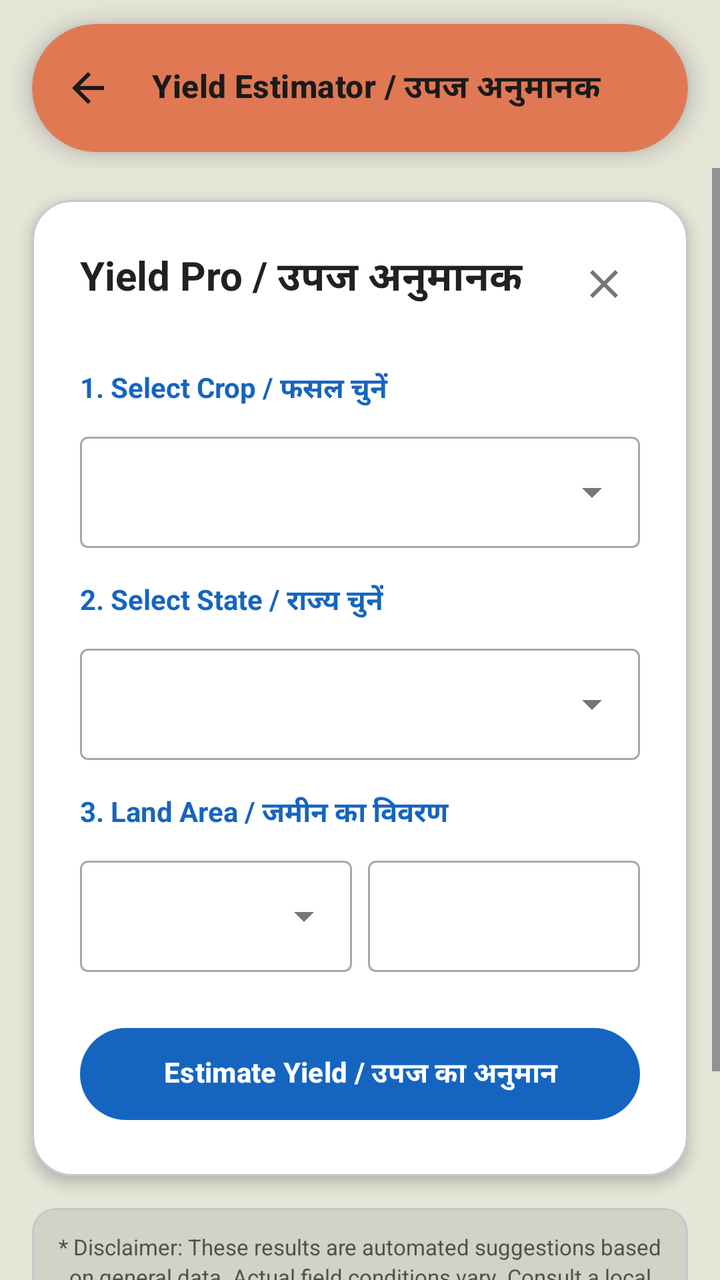
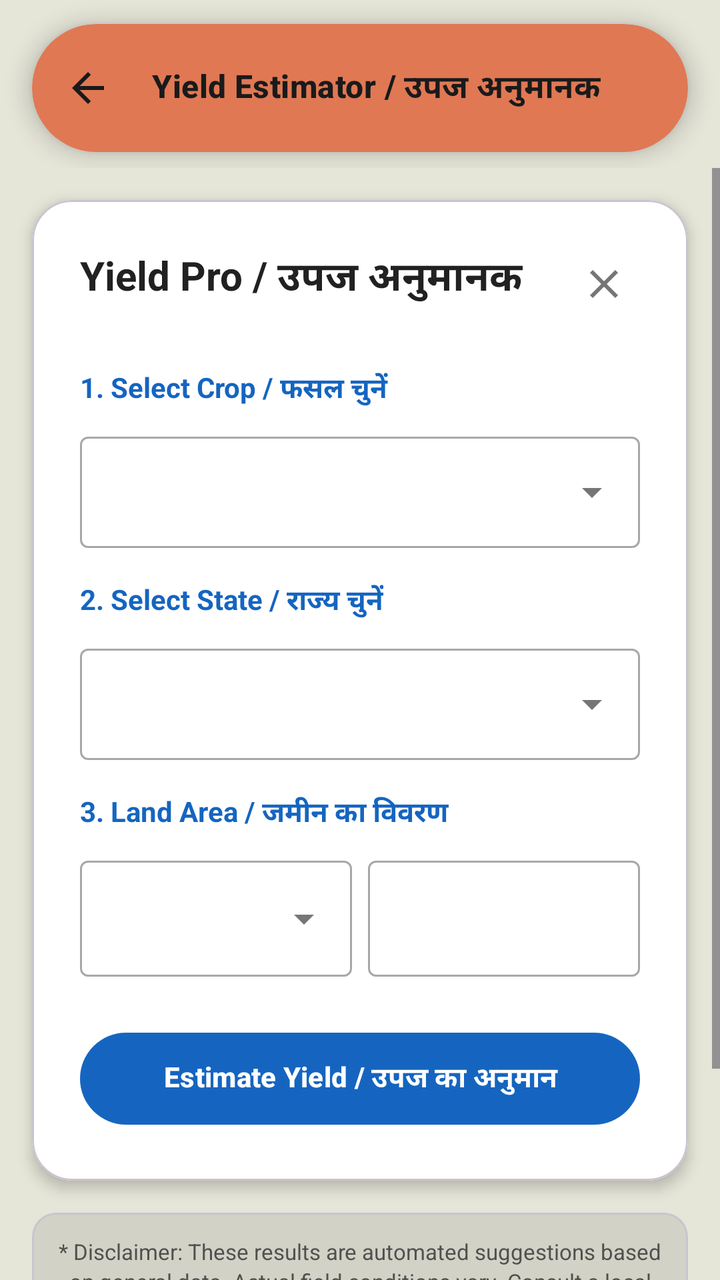

The first picture is an Android layout as it rendered before a commit; the second is the same layout after the commit. The layout source and the unified diff follow.
<!-- AndroidManifest.xml: application theme Theme.Jai_Kisan -->
<!-- res/layout/activity_yield_estimator.xml -->
<?xml version="1.0" encoding="utf-8"?>
<LinearLayout
    xmlns:android="http://schemas.android.com/apk/res/android"
    xmlns:app="http://schemas.android.com/apk/res-auto"
    android:id="@+id/root_view"
    android:layout_width="match_parent"
    android:layout_height="match_parent"
    android:orientation="vertical"
    android:background="#E5E5D8"
    android:fitsSystemWindows="true">

    <com.google.android.material.appbar.AppBarLayout
        android:layout_width="match_parent"
        android:layout_height="wrap_content"
        android:background="@android:color/transparent"
        app:elevation="0dp">

        <com.google.android.material.card.MaterialCardView
            android:layout_width="match_parent"
            android:layout_height="wrap_content"
            android:layout_marginStart="16dp"
            android:layout_marginEnd="16dp"
            android:layout_marginTop="12dp"
            android:layout_marginBottom="8dp"
            app:cardCornerRadius="32dp"
            app:cardElevation="6dp"
            app:cardMaxElevation="6dp"
            app:strokeWidth="0dp"
            app:cardUseCompatPadding="false"
            app:cardBackgroundColor="#E07854">

            <com.google.android.material.appbar.MaterialToolbar
                android:id="@+id/toolbar"
                android:layout_width="match_parent"
                android:layout_height="?attr/actionBarSize"
                app:titleTextAppearance="@style/TextAppearance.JaiKisan.ToolbarTitle"
                app:title="Yield Estimator / उपज अनुमानक"
                app:titleTextColor="#1A1A1A"
                app:navigationIcon="@drawable/ic_arrow_back_24"
                app:navigationIconTint="#1A1A1A" />
        </com.google.android.material.card.MaterialCardView>
    </com.google.android.material.appbar.AppBarLayout>

    <ScrollView
        android:layout_width="match_parent"
        android:layout_height="match_parent"
        android:fillViewport="true"
        android:clipToPadding="false">

        <LinearLayout
            android:layout_width="match_parent"
            android:layout_height="wrap_content"
            android:orientation="vertical"
            android:paddingBottom="30dp">

            <com.google.android.material.card.MaterialCardView
                android:layout_width="match_parent"
                android:layout_height="wrap_content"
                android:layout_margin="16dp"
                app:cardBackgroundColor="#FFFFFF"
                app:cardCornerRadius="20dp"
                app:cardElevation="4dp">

                <LinearLayout
                    android:layout_width="match_parent"
                    android:layout_height="wrap_content"
                    android:orientation="vertical"
                    android:padding="24dp">

                    <RelativeLayout
                        android:layout_width="match_parent"
                        android:layout_height="wrap_content">
                        <TextView
                            android:id="@+id/tv_title_yield_pro"
                            android:layout_width="wrap_content"
                            android:layout_height="wrap_content"
                            android:text="Yield Pro / उपज अनुमानक"
                            android:textSize="20sp"
                            android:textStyle="bold"
                            android:textColor="#212121" />
                        <ImageButton
                            android:id="@+id/btn_close"
                            android:layout_width="36dp"
                            android:layout_height="36dp"
                            android:layout_alignParentEnd="true"
                            android:src="@drawable/ic_close"
                            android:background="?attr/selectableItemBackgroundBorderless"
                            app:tint="#757575" />
                    </RelativeLayout>

                    <Space android:layout_height="24dp" android:layout_width="match_parent" />

                    <TextView
                        android:id="@+id/tv_title_select_crop"
                        android:layout_width="wrap_content"
                        android:layout_height="wrap_content"
                        android:text="1. Select Crop / फसल चुनें"
                        android:textStyle="bold"
                        android:textColor="#1565C0" />
                    <com.google.android.material.textfield.TextInputLayout
                        android:id="@+id/layout_dropdown_crop"
                        style="@style/Widget.MaterialComponents.TextInputLayout.OutlinedBox.ExposedDropdownMenu"
                        android:layout_width="match_parent" android:layout_height="wrap_content" android:layout_marginTop="8dp">
                        <AutoCompleteTextView android:id="@+id/dropdown_crop" android:layout_width="match_parent"
                            android:layout_height="wrap_content" android:inputType="none" />
                    </com.google.android.material.textfield.TextInputLayout>

                    <Space android:layout_height="16dp" android:layout_width="match_parent" />

                    <TextView
                        android:id="@+id/tv_title_select_state"
                        android:layout_width="wrap_content"
                        android:layout_height="wrap_content"
                        android:text="2. Select State / राज्य चुनें"
                        android:textStyle="bold"
                        android:textColor="#1565C0" />
                    <com.google.android.material.textfield.TextInputLayout
                        android:id="@+id/layout_dropdown_state"
                        style="@style/Widget.MaterialComponents.TextInputLayout.OutlinedBox.ExposedDropdownMenu"
                        android:layout_width="match_parent" android:layout_height="wrap_content" android:layout_marginTop="8dp">
                        <AutoCompleteTextView android:id="@+id/dropdown_state" android:layout_width="match_parent"
                            android:layout_height="wrap_content" android:inputType="none" />
                    </com.google.android.material.textfield.TextInputLayout>

                    <Space android:layout_height="16dp" android:layout_width="match_parent" />

                    <TextView
                        android:id="@+id/tv_title_land_area"
                        android:layout_width="wrap_content"
                        android:layout_height="wrap_content"
                        android:text="3. Land Area / जमीन का विवरण"
                        android:textStyle="bold"
                        android:textColor="#1565C0" />
                    <LinearLayout android:layout_width="match_parent" android:layout_height="wrap_content"
                        android:orientation="horizontal" android:layout_marginTop="8dp">
                        <com.google.android.material.textfield.TextInputLayout
                            android:id="@+id/layout_dropdown_unit"
                            style="@style/Widget.MaterialComponents.TextInputLayout.OutlinedBox.ExposedDropdownMenu"
                            android:layout_width="0dp" android:layout_height="wrap_content" android:layout_weight="1" android:layout_marginEnd="8dp">
                            <AutoCompleteTextView android:id="@+id/dropdown_unit" android:layout_width="match_parent"
                                android:layout_height="wrap_content" android:inputType="none" />
                        </com.google.android.material.textfield.TextInputLayout>
                        <com.google.android.material.textfield.TextInputLayout
                            android:id="@+id/layout_input_area"
                            style="@style/Widget.MaterialComponents.TextInputLayout.OutlinedBox"
                            android:layout_width="0dp" android:layout_height="wrap_content" android:layout_weight="1">
                            <com.google.android.material.textfield.TextInputEditText android:id="@+id/input_area"
                                android:layout_width="match_parent" android:layout_height="wrap_content" android:inputType="numberDecimal" />
                        </com.google.android.material.textfield.TextInputLayout>
                    </LinearLayout>

                    <Space android:layout_height="24dp" android:layout_width="match_parent" />

                    <com.google.android.material.button.MaterialButton
                        android:id="@+id/btn_estimate"
                        android:layout_width="match_parent"
                        android:layout_height="wrap_content"
                        android:minHeight="54dp"
                        android:paddingTop="10dp"
                        android:paddingBottom="10dp"
                        android:gravity="center"
                        android:text="Estimate Yield / उपज का अनुमान"
                        android:textStyle="bold"
                        app:backgroundTint="#1565C0"
                        app:cornerRadius="50dp" />

                    <com.google.android.material.card.MaterialCardView
                        android:id="@+id/result_section"
                        android:layout_width="match_parent" android:layout_height="wrap_content"
                        android:visibility="gone" android:layout_marginTop="20dp"
                        app:cardBackgroundColor="#E3F2FD" app:cardCornerRadius="16dp" app:cardElevation="0dp">

                        <LinearLayout android:layout_width="match_parent" android:layout_height="wrap_content"
                            android:orientation="vertical" android:padding="16dp">
                            <TextView
                                android:id="@+id/tv_title_estimated_yield"
                                android:layout_width="wrap_content" android:layout_height="wrap_content"
                                android:text="Estimated Yield / अनुमानित उपज" android:textStyle="bold" android:textColor="#1565C0" android:layout_marginBottom="12dp" />
                            <TextView android:id="@+id/tv_yield_per_acre" android:layout_width="match_parent" android:layout_height="wrap_content" android:text="--" android:textColor="#212121" android:layout_marginBottom="4dp"/>
                            <TextView android:id="@+id/tv_total_yield" android:layout_width="match_parent" android:layout_height="wrap_content" android:text="--" android:textColor="#212121" android:layout_marginBottom="12dp"/>
                            <View android:layout_width="match_parent" android:layout_height="1dp" android:background="#BBDEFB" android:layout_marginBottom="12dp" />
                            <TextView android:id="@+id/tv_yield_summary" android:layout_width="match_parent" android:layout_height="wrap_content" android:text="--" android:textSize="13sp" android:textColor="#424242" android:layout_marginBottom="16dp" />

                            <com.google.android.material.progressindicator.CircularProgressIndicator
                                android:id="@+id/loadingIndicator" android:layout_width="wrap_content" android:layout_height="wrap_content"
                                android:layout_gravity="center" android:indeterminate="true" android:visibility="gone" android:layout_marginBottom="16dp" />
                            <TextView android:id="@+id/tv_ai_insight" android:layout_width="match_parent" android:layout_height="wrap_content"
                                android:textSize="14sp" android:textColor="#212121" android:layout_marginBottom="16dp" android:visibility="gone" />

                            <com.google.android.material.button.MaterialButton
                                android:id="@+id/btn_share"
                                style="@style/Widget.MaterialComponents.Button.OutlinedButton"
                                android:layout_width="match_parent"
                                android:layout_height="wrap_content"
                                android:minHeight="48dp"
                                android:paddingTop="8dp"
                                android:paddingBottom="8dp"
                                android:gravity="center"
                                android:text="Share Advice / सलाह साझा करें"
                                android:textColor="#1565C0"
                                app:strokeColor="#1565C0"
                                app:cornerRadius="50dp" />
                        </LinearLayout>
                    </com.google.android.material.card.MaterialCardView>
                </LinearLayout>
            </com.google.android.material.card.MaterialCardView>

            <com.google.android.material.card.MaterialCardView
                android:layout_width="match_parent"
                android:layout_height="wrap_content"
                android:layout_marginStart="16dp"
                android:layout_marginEnd="16dp"
                android:layout_marginBottom="16dp"
                app:cardElevation="0dp"
                app:cardBackgroundColor="#15000000"
                app:cardCornerRadius="12dp">

                <TextView
                    android:id="@+id/tv_disclaimer"
                    android:layout_width="match_parent"
                    android:layout_height="wrap_content"
                    android:padding="12dp"
                    android:textAlignment="center"
                    android:textSize="11sp"
                    android:textColor="#524F4F"
                    android:lineSpacingExtra="2dp"
                    android:text="* Disclaimer: These results are automated suggestions based on general data. Actual field conditions vary. Consult a local agriculture specialist before making final decisions. \n अस्वीकरण: ये परिणाम सामान्य डेटा पर आधारित स्वचालित सुझाव हैं। वास्तविक स्थिति भिन्न हो सकती है। अंतिम निर्णय लेने से पहले स्थानीय कृषि विशेषज्ञ से सलाह लें।" />
            </com.google.android.material.card.MaterialCardView>

        </LinearLayout>
    </ScrollView>
</LinearLayout>
<!-- resources referenced by this layout -->
<resources>
  <!-- drawable ic_arrow_back_24 (drawable) -->
  <vector xmlns:android="http://schemas.android.com/apk/res/android" android:autoMirrored="true" android:height="24dp" android:tint="#000000" android:viewportHeight="960" android:viewportWidth="960" android:width="24dp">
        
      <path android:fillColor="@android:color/white" android:pathData="M313,520L537,744L480,800L160,480L480,160L537,216L313,440L800,440L800,520L313,520Z"/>
      
  </vector>
  <!-- drawable ic_close (drawable) -->
  <vector xmlns:android="http://schemas.android.com/apk/res/android"
      android:width="24dp"
      android:height="24dp"
      android:viewportWidth="24"
      android:viewportHeight="24">
    <path
        android:fillColor="#000000"
        android:pathData="M19,6.41L17.59,5 12,10.59 6.41,5 5,6.41 10.59,12 5,17.59 6.41,19 12,13.41 17.59,19 19,17.59 13.41,12z"/>
  </vector>
  <style name="TextAppearance.JaiKisan.ToolbarTitle" parent="TextAppearance.Material3.TitleMedium">
          <item name="android:textSize">16sp</item>
          <item name="android:textStyle">bold</item>
          <item name="android:textColor">#1A1A1A</item>
      </style>
  <style name="Theme.Jai_Kisan" parent="Base.Theme.Jai_Kisan" />
  <style name="Base.Theme.Jai_Kisan" parent="Theme.Material3.Light.NoActionBar">
  
          <item name="android:forceDarkAllowed" tools:targetApi="q">false</item>
  
          <item name="android:windowBackground">@color/app_background</item>
  
          <item name="android:fontFamily">@font/poppins</item>
  
          <item name="colorPrimary">@color/green</item>
          <item name="colorPrimaryVariant">@color/green</item>
          <item name="colorOnPrimary">@color/white</item>
          <item name="colorSecondary">@color/green</item>
          <item name="colorSecondaryVariant">@color/green</item>
          <item name="colorOnSecondary">@color/white</item>
  
          <item name="android:statusBarColor">?attr/colorPrimary</item>
  
      </style>
  <color name="app_background">#F9F6ED</color>
  <color name="green">#2E7D32</color>
  <color name="white">#FFFFFFFF</color>
</resources>

<!-- the commit's change to res/layout/activity_yield_estimator.xml (unified diff, before → after) -->
@@ -132,20 +132,38 @@
                         android:textStyle="bold"
                         android:textColor="#1565C0" />
                     <LinearLayout android:layout_width="match_parent" android:layout_height="wrap_content"
-                        android:orientation="horizontal" android:layout_marginTop="8dp">
+                        android:orientation="horizontal"
+                        android:baselineAligned="false"
+                        android:weightSum="2"
+                        android:layout_marginTop="8dp">
                         <com.google.android.material.textfield.TextInputLayout
                             android:id="@+id/layout_dropdown_unit"
                             style="@style/Widget.MaterialComponents.TextInputLayout.OutlinedBox.ExposedDropdownMenu"
-                            android:layout_width="0dp" android:layout_height="wrap_content" android:layout_weight="1" android:layout_marginEnd="8dp">
-                            <AutoCompleteTextView android:id="@+id/dropdown_unit" android:layout_width="match_parent"
-                                android:layout_height="wrap_content" android:inputType="none" />
+                            android:layout_width="0dp"
+                            android:layout_height="match_parent"
+                            android:minHeight="58dp"
+                            android:layout_weight="1"
+                            android:layout_marginEnd="8dp">
+                            <AutoCompleteTextView android:id="@+id/dropdown_unit"
+                                android:layout_width="match_parent"
+                                android:layout_height="match_parent"
+                                android:minHeight="58dp"
+                                android:gravity="center_vertical"
+                                android:inputType="none" />
                         </com.google.android.material.textfield.TextInputLayout>
                         <com.google.android.material.textfield.TextInputLayout
                             android:id="@+id/layout_input_area"
                             style="@style/Widget.MaterialComponents.TextInputLayout.OutlinedBox"
-                            android:layout_width="0dp" android:layout_height="wrap_content" android:layout_weight="1">
+                            android:layout_width="0dp"
+                            android:layout_height="match_parent"
+                            android:minHeight="58dp"
+                            android:layout_weight="1">
                             <com.google.android.material.textfield.TextInputEditText android:id="@+id/input_area"
-                                android:layout_width="match_parent" android:layout_height="wrap_content" android:inputType="numberDecimal" />
+                                android:layout_width="match_parent"
+                                android:layout_height="match_parent"
+                                android:minHeight="58dp"
+                                android:gravity="center_vertical"
+                                android:inputType="numberDecimal" />
                         </com.google.android.material.textfield.TextInputLayout>
                     </LinearLayout>
 
